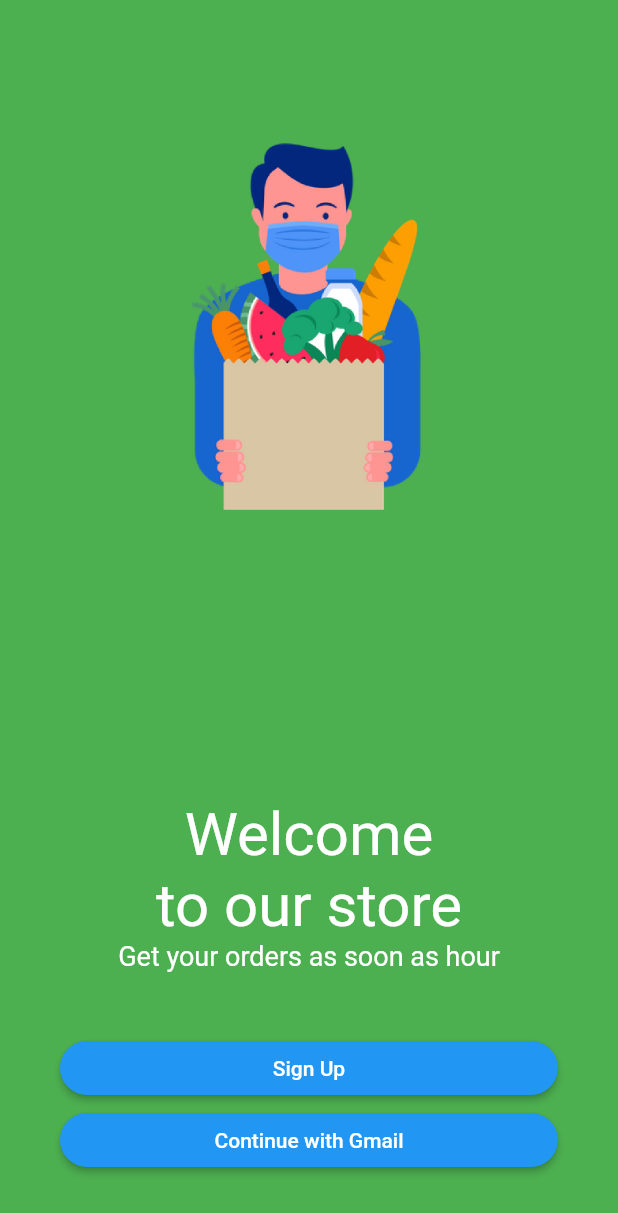
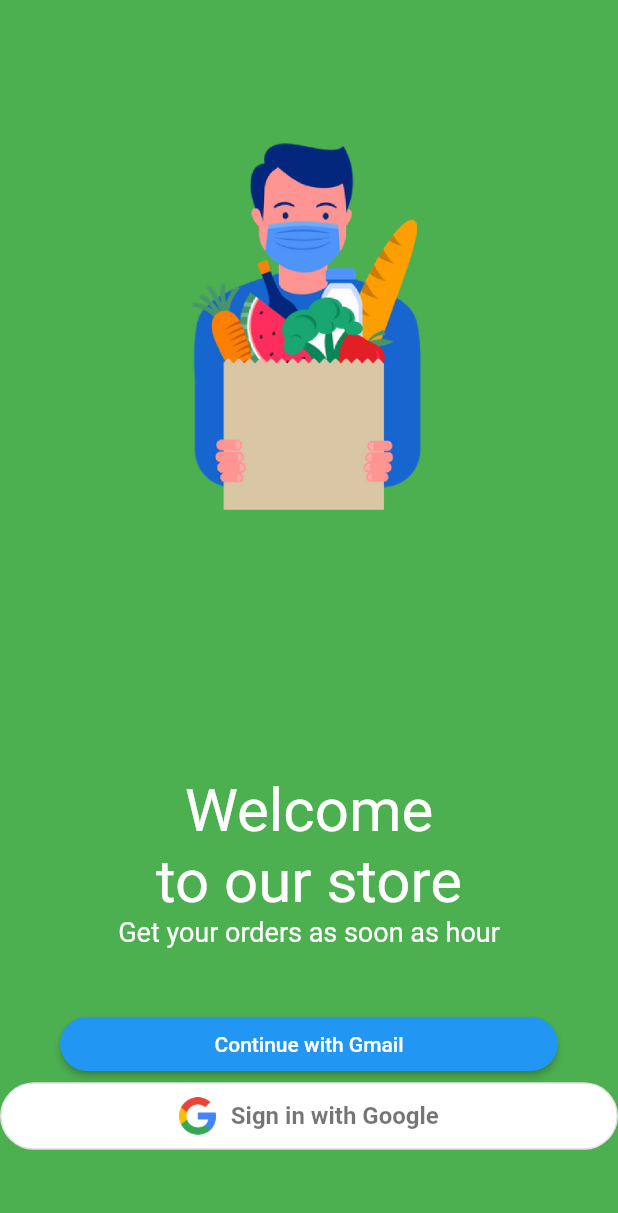
Before and after one commit to NNJ16/shopping_app, a Flutter app: the screen it shows after launch, on a phone screen of 412 x 824 dp. Shown: the top 1213 px of the screen. Run offline on Flutter 3.47's test engine with Material 2 defaults, Android fonts, the phone set to English and light mode, and no system bars; our stand-ins replace badges, cloud_firestore, firebase_auth, firebase_core, firebase_storage, google_sign_in and 1 more; missing offline and left inert: outline_search_bar; accounts and stored records are empty.

Commit message:
Implement Google auth service to login

```diff
--- /dev/null
+++ b/lib/components/sign_in_button.dart
@@ -0,0 +1,78 @@
+import 'package:firebase_auth/firebase_auth.dart';
+import 'package:flutter/material.dart';
+
+import '../screens/main_screen.dart';
+import '../services/authentication_service.dart';
+
+class GoogleSignInButton extends StatefulWidget {
+  const GoogleSignInButton({Key? key}) : super(key: key);
+
+  @override
+  _GoogleSignInButtonState createState() => _GoogleSignInButtonState();
+}
+
+class _GoogleSignInButtonState extends State<GoogleSignInButton> {
+  bool _isSigningIn = false;
+
+  @override
+  Widget build(BuildContext context) {
+    return Padding(
+      padding: const EdgeInsets.only(bottom: 16.0),
+      child: _isSigningIn
+          ? const CircularProgressIndicator()
+          : OutlinedButton(
+              style: ButtonStyle(
+                backgroundColor: MaterialStateProperty.all(Colors.white),
+                shape: MaterialStateProperty.all(
+                  RoundedRectangleBorder(
+                    borderRadius: BorderRadius.circular(40),
+                  ),
+                ),
+              ),
+              onPressed: () async {
+                setState(() {
+                  _isSigningIn = true;
+                });
+
+                User? user =
+                    await Authentication.signInWithGoogle(context: context);
+
+                setState(() {
+                  _isSigningIn = false;
+                });
+                if (user != null) {
+                  Navigator.of(context).pushReplacement(
+                    MaterialPageRoute(
+                      builder: (context) => MainScreen()
+                    ),
+                  );
+                }
+              },
+              child: Padding(
+                padding: const EdgeInsets.fromLTRB(0, 10, 0, 10),
+                child: Row(
+                  mainAxisSize: MainAxisSize.min,
+                  mainAxisAlignment: MainAxisAlignment.center,
+                  children: const <Widget>[
+                    Image(
+                      image: AssetImage("assets/images/google_logo.png"),
+                      height: 25.0,
+                    ),
+                    Padding(
+                      padding: EdgeInsets.only(left: 10),
+                      child: Text(
+                        'Sign in with Google',
+                        style: TextStyle(
+                          fontSize: 16,
+                          color: Colors.black54,
+                          fontWeight: FontWeight.w600,
+                        ),
+                      ),
+                    ),
+                  ],
+                ),
+              ),
+            ),
+    );
+  }
+}
--- a/lib/screens/cart_screen.dart
+++ b/lib/screens/cart_screen.dart
@@ -26,7 +26,11 @@ class _CartSreenState extends State<CartSreen> {
     }
     setState(() {
       _subTotal = total;
-      _delCharge = 250;
+      if(total > 0){
+        _delCharge = 250;
+      }else{
+        _delCharge = 0;
+      }
       _total = total + _delCharge;
     });
   }
--- a/lib/screens/login_screen.dart
+++ b/lib/screens/login_screen.dart
@@ -1,7 +1,8 @@
 import 'package:flutter/material.dart';
 import 'package:shopping_app/screens/admin/admin_screen.dart';
-import 'package:shopping_app/screens/home_screen.dart';
-import 'package:shopping_app/screens/main_screen.dart';
+
+import '../components/sign_in_button.dart';
+import '../services/authentication_service.dart';
 
 class LoginScreen extends StatefulWidget {
   const LoginScreen({Key? key}) : super(key: key);
@@ -11,6 +12,7 @@ class LoginScreen extends StatefulWidget {
 }
 
 class _LoginScreenState extends State<LoginScreen> {
+
   @override
   Widget build(BuildContext context) {
     return SafeArea(
@@ -52,33 +54,33 @@ class _LoginScreenState extends State<LoginScreen> {
                     ),
                   ),
                 ),
-                Padding(
-                  padding: const EdgeInsets.symmetric(
-                    horizontal: 40,
-                  ),
-                  child: ElevatedButton(
-                    onPressed: () {
-                      Navigator.push(
-                        context,
-                        MaterialPageRoute(
-                            builder: (context) => const MainScreen()),
-                      );
-                    },
-                    child: Row(
-                      mainAxisSize: MainAxisSize.min,
-                      //mainAxisAlignment: MainAxisAlignment.center,
-                      children: const [
-                        // Icon(Icons.mail),
-                        // SizedBox(
-                        //   width: 10,
-                        // ),
-                        Text('Sign Up')
-                      ],
-                    ),
-                    style:
-                        ElevatedButton.styleFrom(shape: const StadiumBorder()),
-                  ),
-                ),
+                // Padding(
+                //   padding: const EdgeInsets.symmetric(
+                //     horizontal: 40,
+                //   ),
+                //   child: ElevatedButton(
+                //     onPressed: () {
+                //       Navigator.push(
+                //         context,
+                //         MaterialPageRoute(
+                //             builder: (context) => const MainScreen()),
+                //       );
+                //     },
+                //     child: Row(
+                //       mainAxisSize: MainAxisSize.min,
+                //       //mainAxisAlignment: MainAxisAlignment.center,
+                //       children: const [
+                //         // Icon(Icons.mail),
+                //         // SizedBox(
+                //         //   width: 10,
+                //         // ),
+                //         Text('Sign Up')
+                //       ],
+                //     ),
+                //     style:
+                //         ElevatedButton.styleFrom(shape: const StadiumBorder()),
+                //   ),
+                // ),
                 Padding(
                   padding: const EdgeInsets.symmetric(
                     horizontal: 40,
@@ -106,6 +108,22 @@ class _LoginScreenState extends State<LoginScreen> {
                         ElevatedButton.styleFrom(shape: const StadiumBorder()),
                   ),
                 ),
+                FutureBuilder(
+                  future: Authentication.initializeFirebase(context),
+                  builder: (context, snapshot) {
+                    if (snapshot.hasError) {
+                      return const Text('Error initializing Firebase');
+                    } else if (snapshot.connectionState ==
+                        ConnectionState.done) {
+                      return const GoogleSignInButton();
+                    }
+                    return const CircularProgressIndicator(
+                      valueColor: AlwaysStoppedAnimation<Color>(
+                        Colors.white,
+                      ),
+                    );
+                  },
+                ),
                 const SizedBox(
                   height: 40,
                 ),
--- a/pubspec.yaml
+++ b/pubspec.yaml
@@ -42,6 +42,8 @@ dependencies:
   firebase_storage: ^10.2.9
   provider: ^6.0.0
   path: ^1.8.0
+  google_sign_in: ^5.2.4
+  firebase_auth: ^3.3.11
 
 dev_dependencies:
   flutter_test:
```
Also changed, not shown: lib/services/authentication_service.dart (added, +99 -0 lines), assets/images/google_logo.png (added).
